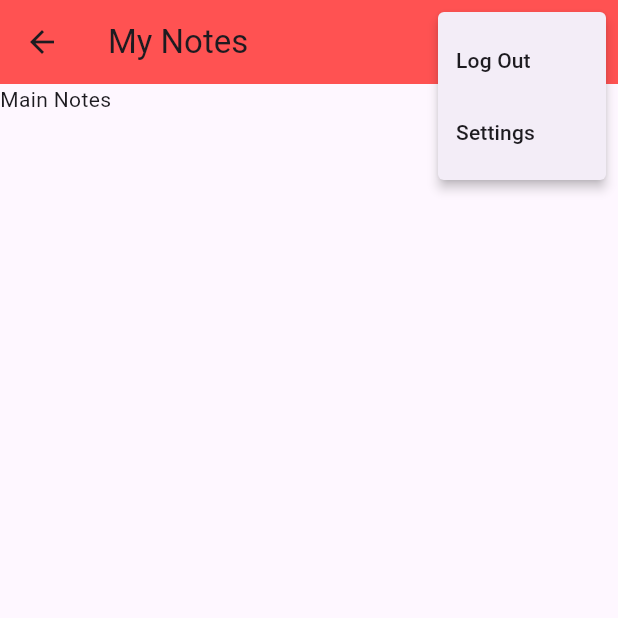
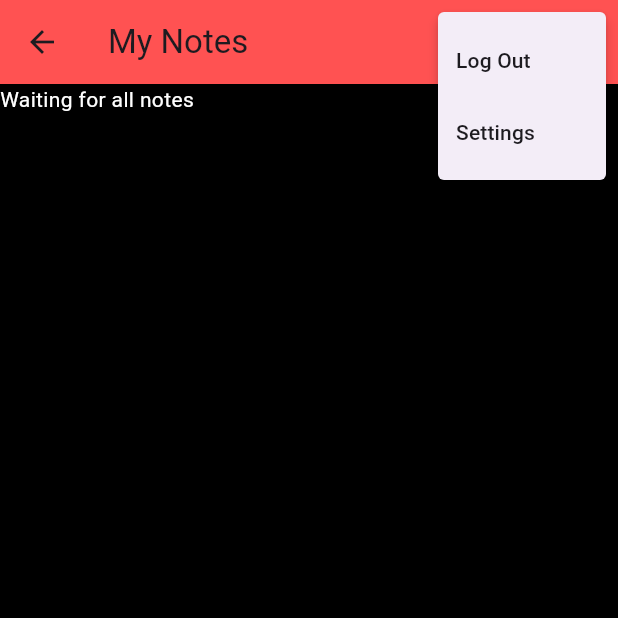
Before and after one commit to ASHP-10/nothing_notes, a Flutter app: the NotesView screen opened by its route, after a tap on the "more vert" icon, on a phone screen of 412 x 824 dp, the top half of it. Run offline on Flutter 3.47's test engine with Material 3 defaults, Android fonts, the phone set to English and light mode, and no system bars; our stand-ins replace firebase_auth, firebase_core, sqflite; accounts and stored records are empty; network calls fail.

Commit message:
added a new note view and corrected the auth_test.dart

```diff
--- a/lib/constants/routes.dart
+++ b/lib/constants/routes.dart
@@ -2,3 +2,4 @@ const loginRoute = "/login/";
 const registerRoute = "/register/";
 const verifyEmailRoute = "/verify_email/";
 const mainRoute = "/main/";
+const newNoteRoute = "/newNoteview";
--- a/lib/main.dart
+++ b/lib/main.dart
@@ -2,7 +2,8 @@ import 'package:flutter/material.dart';
 import 'package:nothing_notes/constants/routes.dart';
 import 'package:nothing_notes/views/homepage_view.dart';
 import 'package:nothing_notes/views/login_view.dart';
-import 'package:nothing_notes/views/notes_view.dart';
+import 'package:nothing_notes/views/notes/new_notes_view.dart';
+import 'package:nothing_notes/views/notes/notes_view.dart';
 import 'package:nothing_notes/views/register_view.dart';
 import 'package:nothing_notes/views/verifyemail_view.dart';
 
@@ -22,7 +23,8 @@ void main() {
       loginRoute: (context) => const LoginView(),
       registerRoute: (context) => const RegisterView(),
       verifyEmailRoute: (context) => const VerifyemailView(),
-      mainRoute: (context) => const NotesView()
+      mainRoute: (context) => const NotesView(),
+      newNoteRoute: (context) => const NewNotesView(),
     },
   ));
 }
--- a/lib/services/notes_service.dart
+++ b/lib/services/notes_service.dart
@@ -9,6 +9,11 @@ class NotesService {
   Database? _db;
 
   List<DatabaseNote> _notes = [];
+
+  static final NotesService _shared = NotesService._sharedInstance();
+  NotesService._sharedInstance();
+
+  factory NotesService() => _shared;
 
   final _notesStreamController =
       StreamController<List<DatabaseNote>>.broadcast();
--- a/lib/views/homepage_view.dart
+++ b/lib/views/homepage_view.dart
@@ -1,7 +1,6 @@
 import 'package:flutter/material.dart';
 import 'package:nothing_notes/services/auth_service.dart';
 import 'package:nothing_notes/views/login_view.dart';
-import 'package:nothing_notes/views/notes_view.dart';
 
 class HomepageView extends StatefulWidget {
   const HomepageView({super.key});
--- /dev/null
+++ b/lib/views/notes/notes_view.dart
@@ -0,0 +1,122 @@
+import 'package:flutter/material.dart';
+import 'package:nothing_notes/constants/routes.dart';
+import 'package:nothing_notes/constants/enums.dart';
+import 'package:nothing_notes/services/auth_service.dart';
+import 'package:nothing_notes/services/navigation_service.dart';
+import 'package:nothing_notes/services/notes_service.dart';
+
+class NotesView extends StatefulWidget {
+  const NotesView({super.key});
+
+  @override
+  State<NotesView> createState() => _NotesViewState();
+}
+
+class _NotesViewState extends State<NotesView> {
+  late final NotesService _notesService;
+  String get userEmail => AuthService.firebase().currentUser!.email!;
+
+  @override
+  void initState() {
+    _notesService = NotesService();
+    super.initState();
+  }
+
+  @override
+  void dispose() {
+    _notesService.close();
+    super.dispose();
+  }
+
+  @override
+  Widget build(BuildContext context) {
+    return Scaffold(
+      appBar: AppBar(
+        title: const Text("My Notes"),
+        backgroundColor: Colors.redAccent,
+        actions: [
+          IconButton(
+            onPressed: () {
+              NavigationService.navigateTo(newNoteRoute);
+            },
+            icon: const Icon(Icons.add),
+          ),
+          PopupMenuButton<MenuItem>(
+            itemBuilder: (context) {
+              return const [
+                PopupMenuItem(
+                  value: MenuItem.logout,
+                  child: Text("Log Out"),
+                ),
+                PopupMenuItem(
+                  value: MenuItem.settings,
+                  child: Text("Settings"),
+                )
+              ];
+            },
+            onSelected: (value) async {
+              switch (value) {
+                case MenuItem.logout:
+                  {
+                    if (await logOutPopUpDialog(context)) {
+                      //await _notesService.close();
+                      await AuthService.firebase().logOut();
+                      NavigationService.navigateAndRemoveUntil(loginRoute);
+                    }
+                    break;
+                  }
+                case MenuItem.settings:
+              }
+            },
+          )
+        ],
+      ),
+      body: FutureBuilder(
+        future: _notesService.getOrCreateUser(email: userEmail),
+        builder: (context, snapshot) {
+          switch (snapshot.connectionState) {
+            case ConnectionState.done:
+              return StreamBuilder(
+                stream: _notesService.allNotes,
+                builder: (context, snapshot) {
+                  switch (snapshot.connectionState) {
+                    case ConnectionState.waiting:
+                      return const Text(
+                        "Waiting for all notes",
+                        style: TextStyle(color: Colors.white),
+                      );
+                    default:
+                      return const CircularProgressIndicator();
+                  }
+                },
+              );
+            default:
+              return const CircularProgressIndicator();
+          }
+        },
+      ),
+      backgroundColor: Colors.black,
+    );
+  }
+}
+
+Future<bool> logOutPopUpDialog(BuildContext context) {
+  return showDialog<bool>(
+      context: context,
+      builder: (context) {
+        return AlertDialog(
+          title: const Text("Sign Out"),
+          content: const Text("Are you sure you want to Sign Out?"),
+          actions: [
+            TextButton(
+                onPressed: () => {Navigator.of(context).pop(false)},
+                child: const Text("Cancel")),
+            TextButton(
+                onPressed: () => {Navigator.of(context).pop(true)},
+                child: const Text("Yes"))
+          ],
+        );
+      }).then(
+    (value) => value ?? false,
+  );
+}
--- a/lib/views/notes_view.dart
+++ /dev/null
@@ -1,101 +0,0 @@
-import 'package:flutter/material.dart';
-import 'package:nothing_notes/constants/routes.dart';
-import 'package:nothing_notes/constants/enums.dart';
-import 'package:nothing_notes/services/auth_service.dart';
-import 'package:nothing_notes/services/navigation_service.dart';
-import 'package:nothing_notes/services/notes_service.dart';
-
-class NotesView extends StatefulWidget {
-  const NotesView({super.key});
-
-  @override
-  State<NotesView> createState() => _NotesViewState();
-}
-
-class _NotesViewState extends State<NotesView> {
-  late final NotesService _notesService;
-  String get userEmail => AuthService.firebase().currentUser!.email!;
-
-  @override
-  void initState() {
-    _notesService = NotesService();
-    super.initState();
-  }
-
-  @override
-  void dispose() {
-    _notesService.close();
-    super.dispose();
-  }
-
-  @override
-  Widget build(BuildContext context) {
-    return Scaffold(
-        appBar: AppBar(
-          title: const Text("My Notes"),
-          backgroundColor: Colors.redAccent,
-          actions: [
-            PopupMenuButton<MenuItem>(
-              itemBuilder: (context) {
-                return const [
-                  PopupMenuItem(
-                    value: MenuItem.logout,
-                    child: Text("Log Out"),
-                  ),
-                  PopupMenuItem(
-                    value: MenuItem.settings,
-                    child: Text("Settings"),
-                  )
-                ];
-              },
-              onSelected: (value) async {
-                switch (value) {
-                  case MenuItem.logout:
-                    {
-                      if (await logOutPopUpDialog(context)) {
-                        //await _notesService.close();
-                        await AuthService.firebase().logOut();
-                        NavigationService.navigateAndRemoveUntil(loginRoute);
-                      }
-                      break;
-                    }
-                  case MenuItem.settings:
-                }
-              },
-            )
-          ],
-        ),
-        body: FutureBuilder(
-          future: _notesService.getOrCreateUser(email: userEmail),
-          builder: (context, snapshot) {
-            switch (snapshot.connectionState) {
-              case ConnectionState.done:
-                return const Text("Main Notes");
-              default:
-                return const CircularProgressIndicator();
-            }
-          },
-        ));
-  }
-}
-
-Future<bool> logOutPopUpDialog(BuildContext context) {
-  return showDialog<bool>(
-      context: context,
-      builder: (context) {
-        return AlertDialog(
-          title: const Text("Sign Out"),
-          content: const Text("Are you sure you want to Sign Out?"),
-          actions: [
-            TextButton(
-                onPressed: () => {Navigator.of(context).pop(false)},
-                child: const Text("Cancel")),
-            TextButton(
-                onPressed: () => {Navigator.of(context).pop(true)},
-                child: const Text("Yes"))
-          ],
-        );
-      }).then(
-    (value) => value ?? false,
-  );
-}
--- a/lib/views/verifyemail_view.dart
+++ b/lib/views/verifyemail_view.dart
@@ -1,6 +1,4 @@
 import 'package:flutter/material.dart';
-import 'package:nothing_notes/constants/routes.dart';
-import 'package:nothing_notes/main.dart';
 import 'package:nothing_notes/services/auth_service.dart';
 import 'package:nothing_notes/services/navigation_service.dart';
 
```
Also changed, not shown: lib/views/notes/new_notes_view.dart (added, +22 -0 lines), 1 other file.
